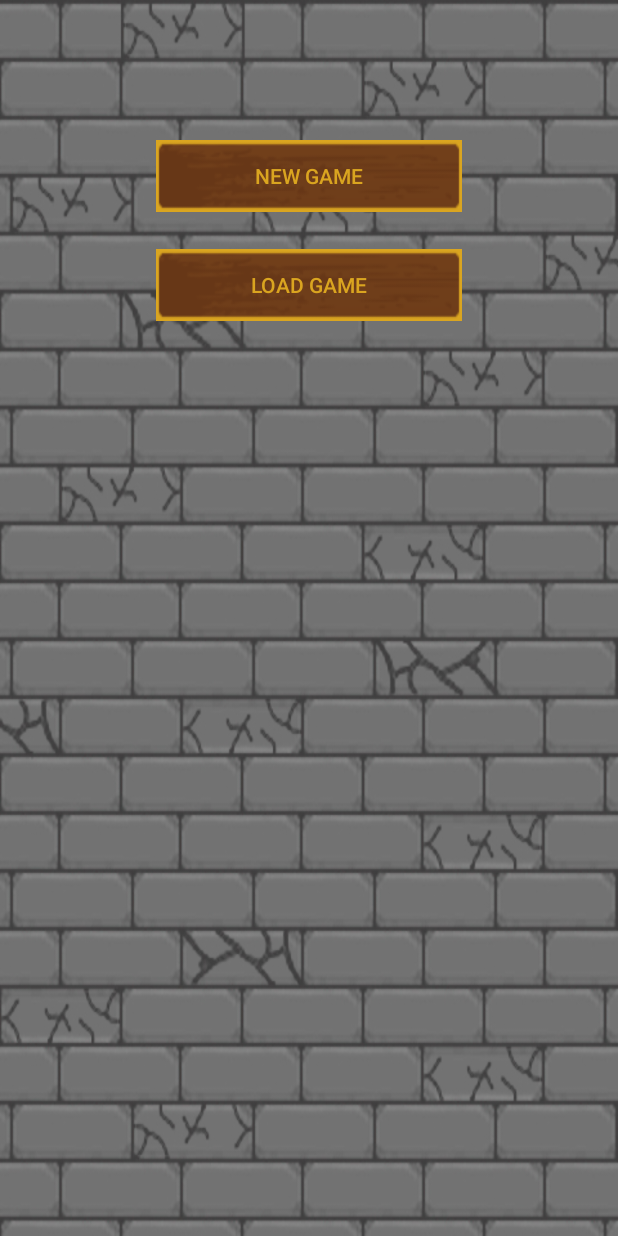
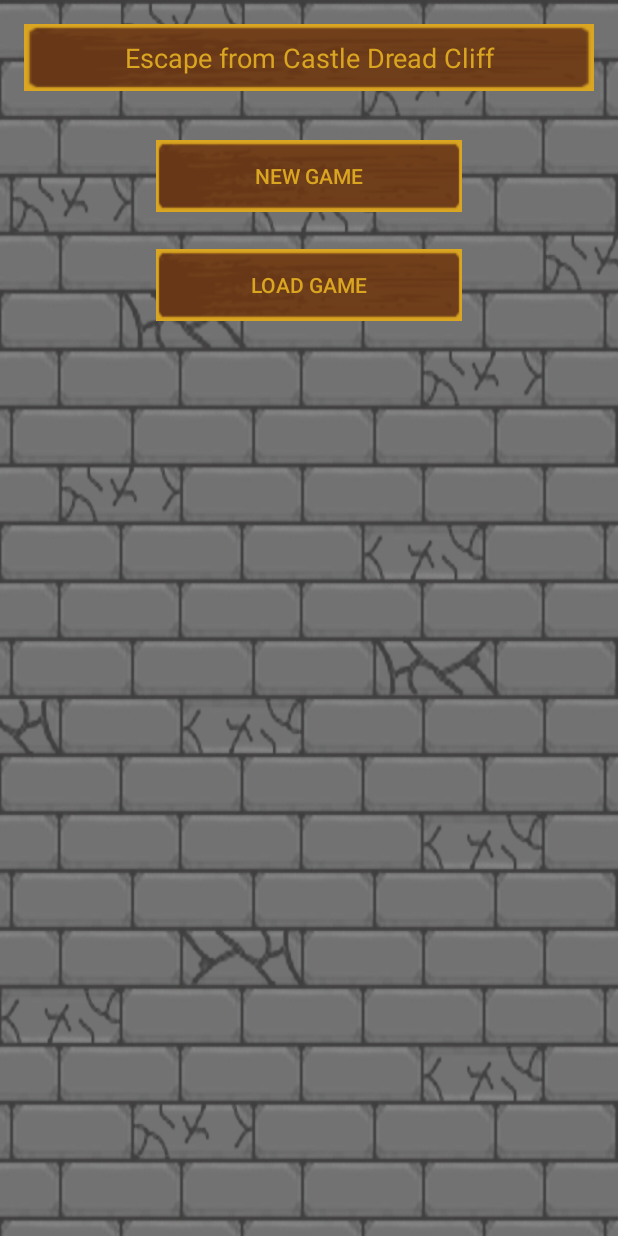
Before and after one commit to OliverJ20/Escape-from-Castle-Dreadcliff, an Android app: the screen it shows after launch (MainActivity), on a phone screen of 412 x 824 dp. Run offline under Robolectric (Android 15) with nearby library versions, the phone set to English and light mode, and no system bars.

Commit message:
added a title to the main menu

```diff
--- a/EscapeFromCastleDreadCliff/app/src/main/res/layout/fragment_main_menu.xml
+++ b/EscapeFromCastleDreadCliff/app/src/main/res/layout/fragment_main_menu.xml
@@ -23,6 +23,21 @@
     <!--&gt;-->
 
     <!--</FrameLayout>-->
+
+    <TextView
+        android:text="Escape from Castle Dread Cliff"
+        android:layout_width="match_parent"
+        android:layout_height="wrap_content"
+        android:id="@+id/textView"
+        android:layout_alignParentRight="true"
+        android:layout_alignParentEnd="true"
+        android:contextClickable="false"
+        android:textColor="#DAA520"
+        android:textAlignment="center"
+        android:background="@drawable/sign"
+        android:paddingTop="10dp"
+        android:textSize="18sp"
+        android:paddingBottom="10dp" />
 
     <LinearLayout android:id="@+id/fragment_container" android:layout_weight="3" android:layout_height="fill_parent" android:layout_width="fill_parent"/>
     <LinearLayout android:id="@+id/button_container" android:layout_weight="1" android:layout_height="fill_parent" android:layout_width="fill_parent"/>
```
